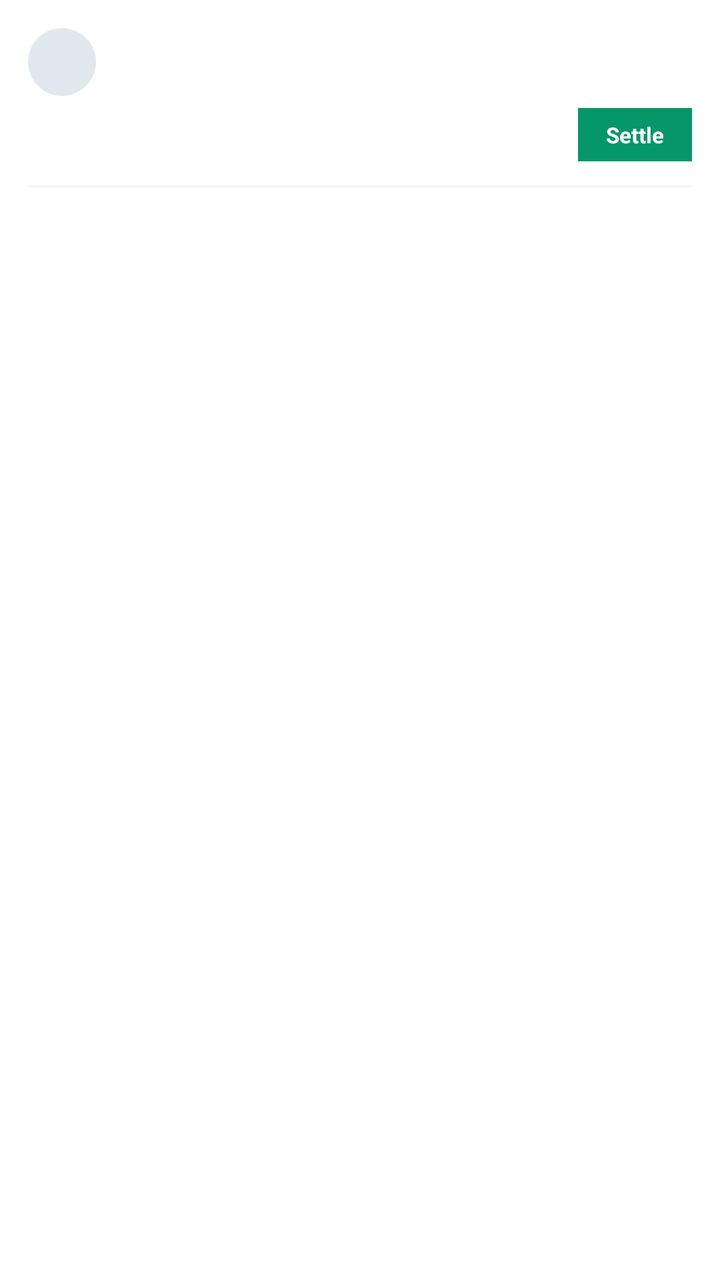
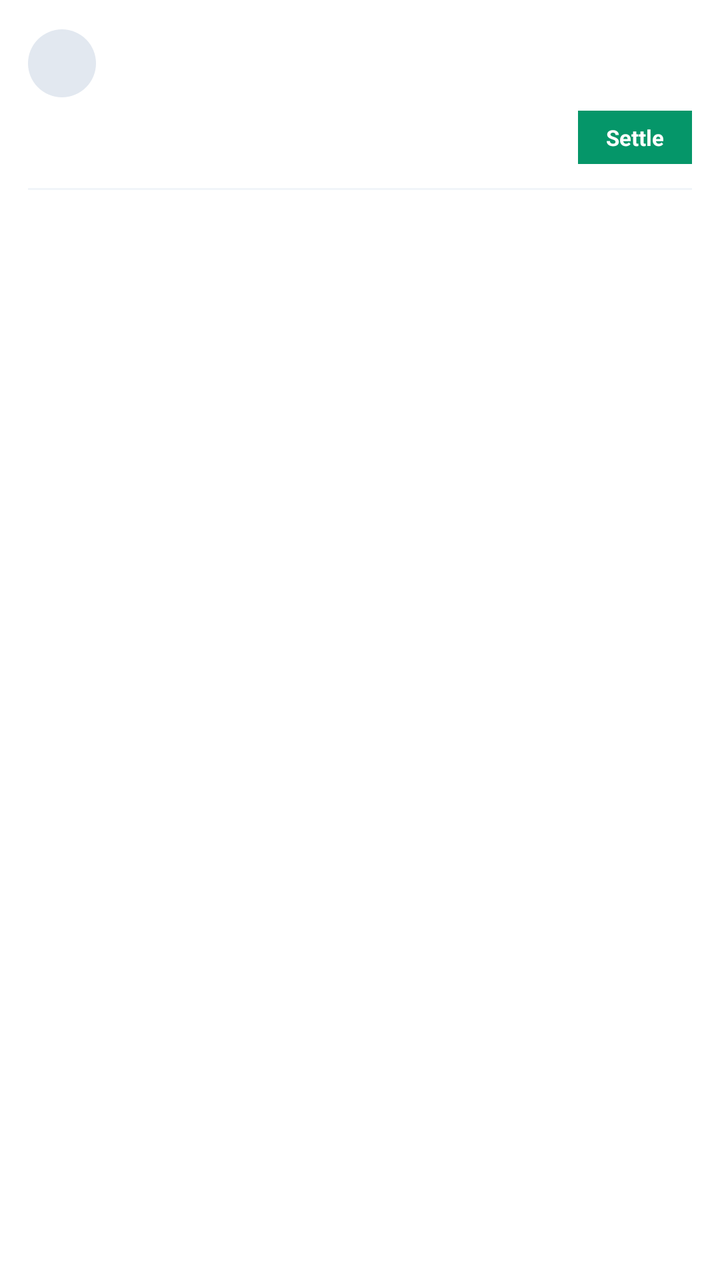

Two renders of the same Android screen: before a commit and after it. Below are the layout's source before the change and the commit's diff.
<!-- AndroidManifest.xml: application theme Theme.DataBridge -->
<!-- res/layout/item_petty_cash_queue_row.xml -->
<?xml version="1.0" encoding="utf-8"?>
<LinearLayout
    xmlns:android="http://schemas.android.com/apk/res/android"
    android:layout_width="match_parent"
    android:layout_height="wrap_content"
    android:orientation="vertical"
    android:background="?attr/selectableItemBackground"
    android:clickable="true"
    android:focusable="true"
    android:padding="14dp">

    <LinearLayout
        android:layout_width="match_parent"
        android:layout_height="wrap_content"
        android:orientation="horizontal"
        android:gravity="center_vertical">

        <TextView
            android:id="@+id/tvQueueRowAvatar"
            android:layout_width="34dp"
            android:layout_height="34dp"
            android:textSize="14sp"
            android:gravity="center"
            android:background="@drawable/bg_pc_avatar_circle" />

        <LinearLayout
            android:layout_width="0dp"
            android:layout_weight="1"
            android:layout_height="wrap_content"
            android:orientation="vertical"
            android:layout_marginStart="10dp">

            <TextView
                android:id="@+id/tvQueueRowCode"
                android:layout_width="wrap_content"
                android:layout_height="wrap_content"
                android:textSize="13sp"
                android:textStyle="bold"
                android:textColor="#0F172A" />

            <TextView
                android:id="@+id/tvQueueRowSubtitle"
                android:layout_width="wrap_content"
                android:layout_height="wrap_content"
                android:textSize="11sp"
                android:textColor="#64748B" />
        </LinearLayout>

        <LinearLayout
            android:layout_width="wrap_content"
            android:layout_height="wrap_content"
            android:orientation="vertical"
            android:gravity="end">

            <TextView
                android:id="@+id/tvQueueRowAmount"
                android:layout_width="wrap_content"
                android:layout_height="wrap_content"
                android:fontFamily="monospace"
                android:textStyle="bold"
                android:textSize="14sp"
                android:textColor="#0F172A" />

            <TextView
                android:id="@+id/tvQueueRowSecondaryAmount"
                android:layout_width="wrap_content"
                android:layout_height="wrap_content"
                android:textSize="11sp"
                android:textColor="#64748B" />
        </LinearLayout>
    </LinearLayout>

    <LinearLayout
        android:layout_width="match_parent"
        android:layout_height="wrap_content"
        android:orientation="horizontal"
        android:gravity="center_vertical"
        android:layout_marginTop="6dp">

        <TextView
            android:id="@+id/tvQueueRowStatus"
            android:layout_width="0dp"
            android:layout_weight="1"
            android:layout_height="wrap_content"
            android:textSize="11sp"
            android:textStyle="bold"
            android:textColor="#059669" />

        <TextView
            android:id="@+id/btnQueueRowSettle"
            android:layout_width="wrap_content"
            android:layout_height="wrap_content"
            android:text="Settle"
            android:textSize="11sp"
            android:textStyle="bold"
            android:textColor="#FFFFFF"
            android:background="#059669"
            android:paddingHorizontal="14dp"
            android:paddingVertical="6dp" />
    </LinearLayout>

    <View
        android:layout_width="match_parent"
        android:layout_height="1dp"
        android:layout_marginTop="12dp"
        android:background="#F1F5F9" />
</LinearLayout>
<!-- resources referenced by this layout -->
<resources>
  <!-- drawable bg_pc_avatar_circle (drawable) -->
  <?xml version="1.0" encoding="utf-8"?>
  <shape xmlns:android="http://schemas.android.com/apk/res/android"
      android:shape="oval">
      <solid android:color="#E2E8F0" />
  </shape>
  <style name="Theme.DataBridge" parent="Theme.MaterialComponents.DayNight.NoActionBar">
      <item name="colorPrimary">#00d4ff</item>
      <item name="colorPrimaryVariant">#16213e</item>
      <item name="colorOnPrimary">#ffffff</item>
      <item name="colorSecondary">#00d4ff</item>
      <item name="android:statusBarColor">#1a1a2e</item>
  </style>
</resources>

<!-- the commit's change to res/layout/item_petty_cash_queue_row.xml (unified diff, before → after) -->
@@ -58,14 +58,15 @@
                 android:layout_height="wrap_content"
                 android:fontFamily="monospace"
                 android:textStyle="bold"
-                android:textSize="14sp"
+                android:textSize="13sp"
                 android:textColor="#0F172A" />
 
             <TextView
                 android:id="@+id/tvQueueRowSecondaryAmount"
                 android:layout_width="wrap_content"
                 android:layout_height="wrap_content"
-                android:textSize="11sp"
+                android:fontFamily="monospace"
+                android:textSize="13sp"
                 android:textColor="#64748B" />
         </LinearLayout>
     </LinearLayout>
